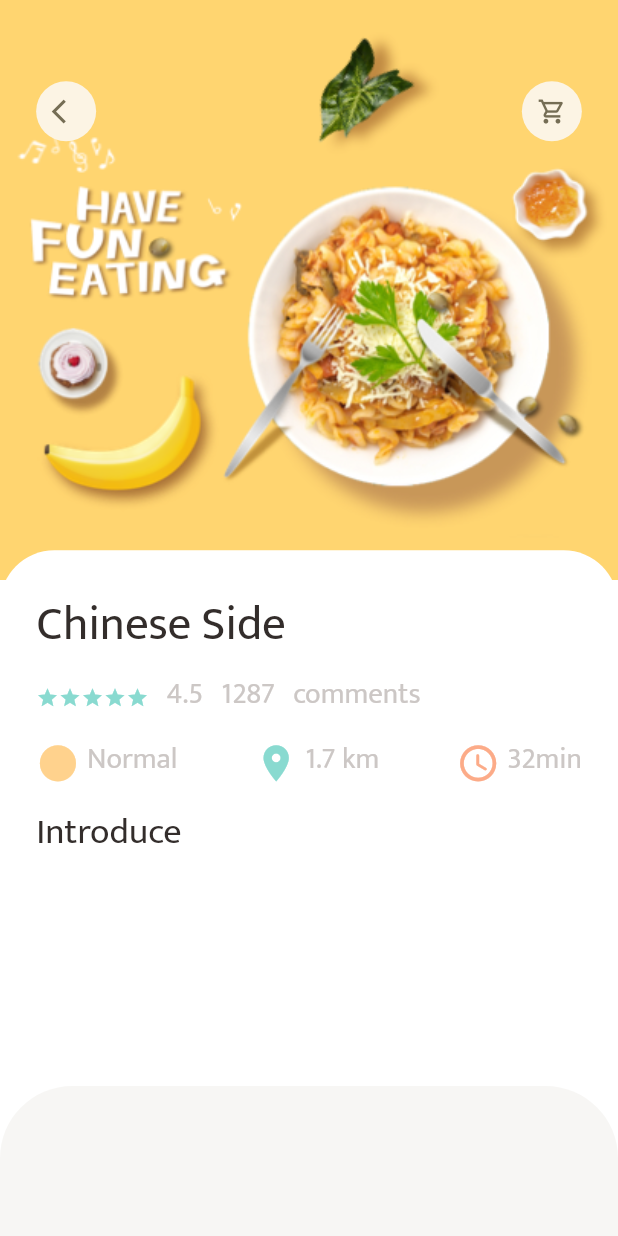
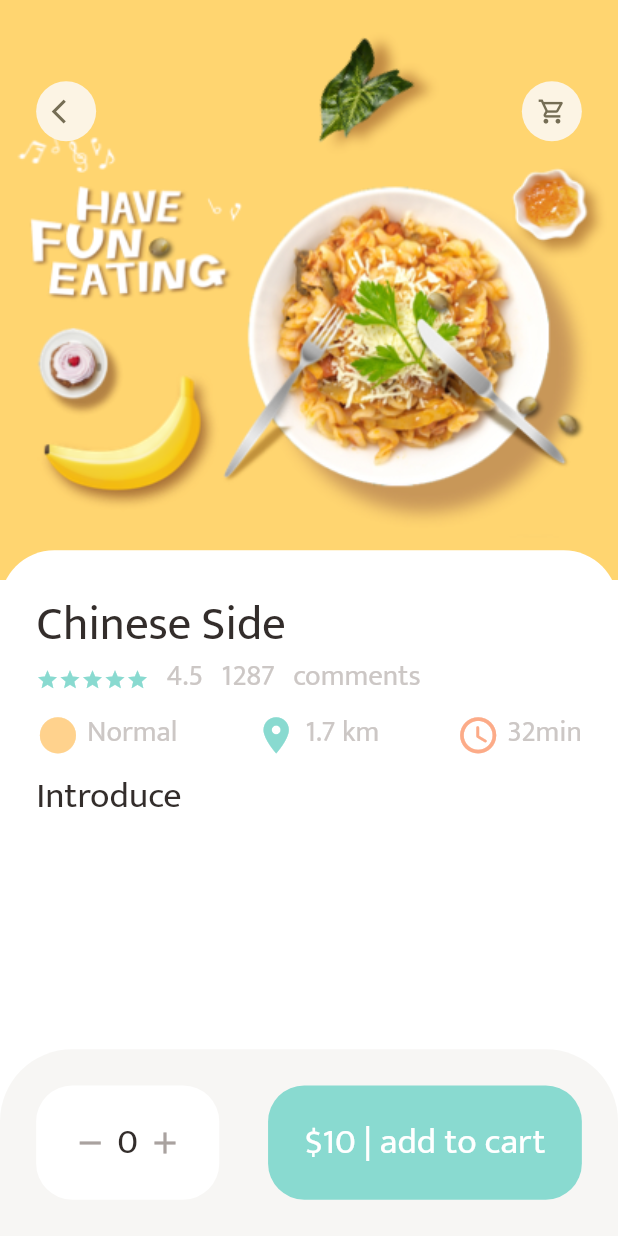
Before and after one commit to MohamedMossa/Flutter_FoodApp, a Flutter app: the screen it shows after launch, on a phone screen of 412 x 824 dp. Run offline on Flutter 3.47's test engine with Material 2 defaults, Android fonts, the phone set to English and light mode, and no system bars; our stand-ins replace dots_indicator, get.

Commit message:
add bottom section to puplar food page

```diff
--- a/lib/main.dart
+++ b/lib/main.dart
@@ -1,9 +1,12 @@
 import 'package:flutter/material.dart';
+import 'package:flutter/services.dart';
 import 'package:food_delivery_app/pages/food/popular_food_details.dart';
 import 'package:food_delivery_app/pages/home/main_food_page.dart';
 import 'package:get/get_navigation/src/root/get_material_app.dart';
 
 void main() {
+  //to hide bottom and top nav bar
+  SystemChrome.setEnabledSystemUIMode(SystemUiMode.immersiveSticky,overlays :[SystemUiOverlay.top]);
   runApp(const MyApp());
 }
 
--- a/lib/pages/food/popular_food_details.dart
+++ b/lib/pages/food/popular_food_details.dart
@@ -1,50 +1,51 @@
-import 'dart:ui';
-import 'package:flutter/cupertino.dart';
 import 'package:flutter/material.dart';
-import 'package:flutter/widgets.dart';
-import 'package:food_delivery_app/main.dart';
+import 'package:flutter/services.dart';
+import 'package:flutter/services.dart';
 import 'package:food_delivery_app/utils/colors.dart';
 import 'package:food_delivery_app/utils/dimensions.dart';
 import 'package:food_delivery_app/widget/app_column.dart';
 import 'package:food_delivery_app/widget/app_icon.dart';
 import '../../widget/big_text.dart';
-import '../../widget/icon_and_text.dart';
-import '../../widget/small_text.dart';
 
 class PopularFoodDetails extends StatelessWidget {
   const PopularFoodDetails({Key? key}) : super(key: key);
 
   @override
   Widget build(BuildContext context) {
+    //to hide bottom and top nav bar
+    //SystemChrome.setEnabledSystemUIMode(SystemUiMode.immersiveSticky,overlays :[SystemUiOverlay.top]);
     return Scaffold(
       backgroundColor: Colors.white,
       body:Stack(
         children: [
+          //background image
           Positioned(
             left: 0,
             right: 0,
             child: Container(
               height: Dimensions.popularFoodImage,
               width: double.maxFinite,
-              decoration: BoxDecoration(
+              decoration: const BoxDecoration(
                 image: DecorationImage(fit: BoxFit.cover,
                   image: AssetImage("assets/image/food0.png")
                 ),
               ),
             ),
           ),
+          //icons
           Positioned(
             top: Dimensions.width45,
             left:Dimensions.width20 ,
             right: Dimensions.height20,
             child: Row(
               mainAxisAlignment: MainAxisAlignment.spaceBetween,
-              children: [
+              children: const [
                 AppICon(icon: Icons.arrow_back_ios),
                 AppICon(icon: Icons.shopping_cart_outlined),
               ],
             ),
           ),
+          //introduction of food
           Positioned(
             left: 0,
             right: 0,
@@ -62,22 +63,23 @@ class PopularFoodDetails extends StatelessWidget {
               child: Column(
                 crossAxisAlignment: CrossAxisAlignment.start,
                 children: [
-                  AppColumn(text: "Chinese Side",),
-                  SizedBox(height: Dimensions.height10,),
+                  const AppColumn(text: "Chinese Side",),
+                  SizedBox(height: Dimensions.height5,),
                   BigText(text: "Introduce"),
                 ],
               ),
             ),
           ),
+          //Expandable Text
         ],
       ),
       bottomNavigationBar: Container(
-        height: 100,
+        height: Dimensions.pageViewTextContainer-20,
         padding: EdgeInsets.only(
             left: Dimensions.width20,
             right: Dimensions.width20,
-            top: Dimensions.height30,
-            bottom: Dimensions.height30),
+            top: Dimensions.height20,
+            bottom: Dimensions.height20),
         decoration: BoxDecoration(
           color: AppColors.buttonBackgroundColor,
           borderRadius: BorderRadius.only(
@@ -85,6 +87,41 @@ class PopularFoodDetails extends StatelessWidget {
             topLeft: Radius.circular(Dimensions.radius20*2),
           ),
         ),
+        child: Row(
+          mainAxisAlignment: MainAxisAlignment.spaceBetween,
+          children: [
+            Container(
+              padding: EdgeInsets.only(bottom: Dimensions.height30/2,
+                  top: Dimensions.height30/2,
+                  left: Dimensions.width20,
+                  right: Dimensions.width20),
+              decoration: BoxDecoration(
+                color: Colors.white,
+                borderRadius: BorderRadius.circular(Dimensions.radius20),
+              ),
+              child: Row(
+                children: [
+                  Icon(Icons.remove,color: AppColors.signColor,),
+                  SizedBox(width: Dimensions.width10/2,),
+                  BigText(text: "0"),
+                  SizedBox(width: Dimensions.width10/2,),
+                  Icon(Icons.add,color: AppColors.signColor,),
+                ],
+              ),
+            ),
+            Container(
+              padding: EdgeInsets.only(bottom: Dimensions.height30/2,
+                  top: Dimensions.height30/2,
+                  left: Dimensions.width20,
+                  right: Dimensions.width20),
+              child : BigText(text: "\$10 | add to cart",color: Colors.white,),
+              decoration: BoxDecoration(
+                borderRadius: BorderRadius.circular(Dimensions.radius20),
+                color: AppColors.mainColor,
+              ),
+            ),
+          ],
+        ),
       ),
     );
   }
--- a/lib/widget/app_column.dart
+++ b/lib/widget/app_column.dart
@@ -1,4 +1,3 @@
-import 'package:flutter/cupertino.dart';
 import 'package:flutter/material.dart';
 import 'package:food_delivery_app/widget/small_text.dart';
 import '../utils/colors.dart';
@@ -17,7 +16,7 @@ class AppColumn extends StatelessWidget {
       children: [
         BigText(text: text,size: Dimensions.font26,),
         SizedBox(
-          height: Dimensions.height10,
+         // height: Dimensions.height5,
         ),
         Row(
           children: [
@@ -44,7 +43,7 @@ class AppColumn extends StatelessWidget {
             SmallText(text: "comments"),
           ],
         ),
-        SizedBox(height: Dimensions.height15),
+        SizedBox(height: Dimensions.height10),
         Row(
           mainAxisAlignment: MainAxisAlignment.spaceBetween,
           children: [
```
Also changed, not shown: lib/pages/home/food_page_body.dart (+3 -4 lines), lib/widget/expandable_text_widgit.dart (added, +34 -0 lines).
